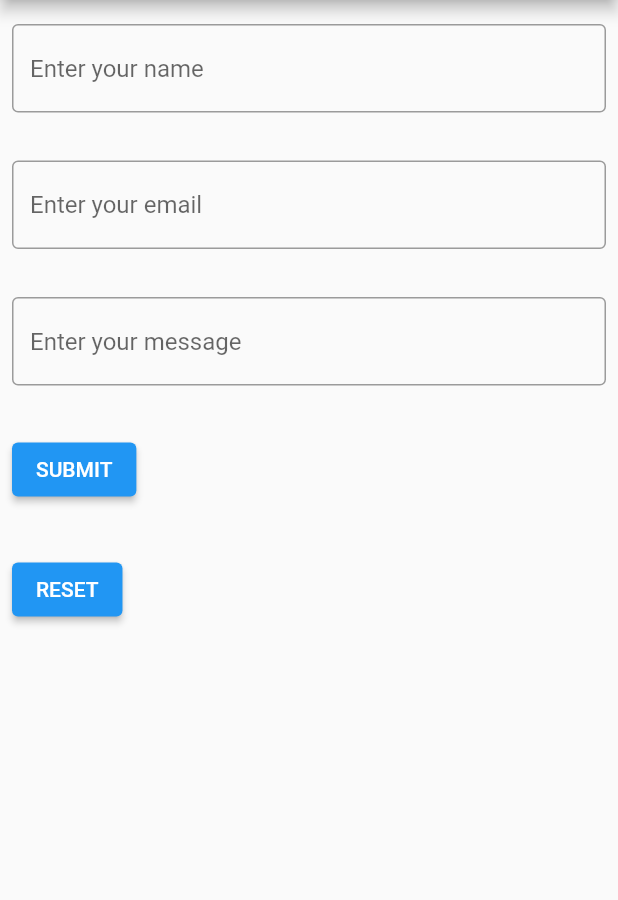
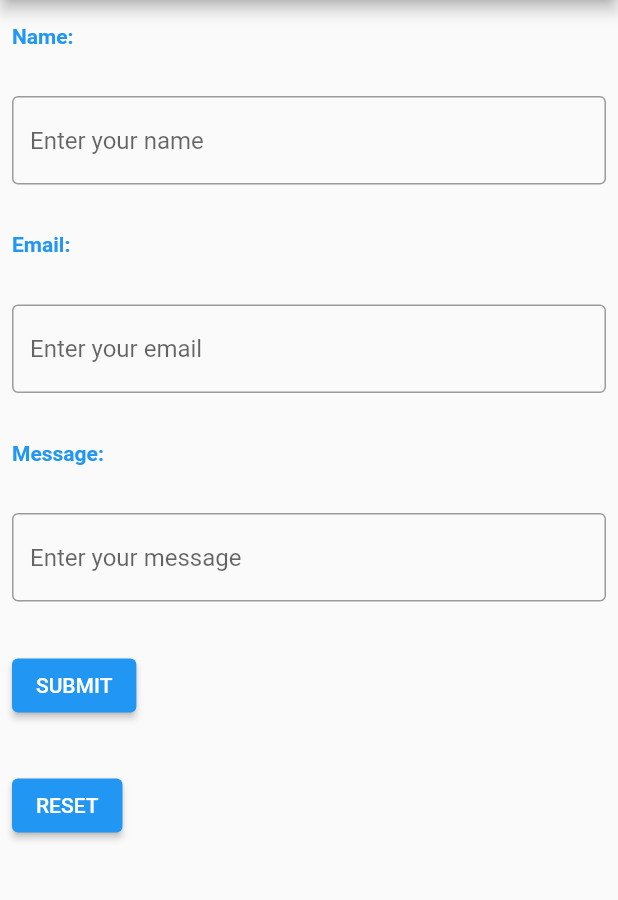
Before and after one commit to IshitaPathak/Flutter2, a Flutter app: the ContactUs screen opened by its route, on a phone screen of 412 x 824 dp, the part 84-984 px from its top. Run offline on Flutter 3.47's test engine with Material 2 defaults, Android fonts, the light colour scheme and no system bars; our stand-ins replace cloud_firestore, firebase_core, quickalert; accounts and stored records are empty.

```diff
--- a/lib/pages/contact.dart
+++ b/lib/pages/contact.dart
@@ -18,6 +18,16 @@ class ContactUs extends StatelessWidget {
         children: [
           Padding(
             padding: EdgeInsets.symmetric(horizontal: 8, vertical: 16),
+            child: Text(
+              'Name:',
+              style: TextStyle(
+                  fontWeight: FontWeight.bold,
+                  fontSize: 14,
+                  color: Colors.blue),
+            ),
+          ),
+          Padding(
+            padding: EdgeInsets.symmetric(horizontal: 8, vertical: 16),
             child: TextField(
               controller: name,
               decoration: InputDecoration(
@@ -28,12 +38,32 @@ class ContactUs extends StatelessWidget {
           ),
           Padding(
             padding: EdgeInsets.symmetric(horizontal: 8, vertical: 16),
+            child: Text(
+              'Email:',
+              style: TextStyle(
+                  fontWeight: FontWeight.bold,
+                  fontSize: 14,
+                  color: Colors.blue),
+            ),
+          ),
+          Padding(
+            padding: EdgeInsets.symmetric(horizontal: 8, vertical: 16),
             child: TextField(
               controller: email,
               decoration: InputDecoration(
                 border: OutlineInputBorder(),
                 hintText: 'Enter your email',
               ),
+            ),
+          ),
+          Padding(
+            padding: EdgeInsets.symmetric(horizontal: 8, vertical: 16),
+            child: Text(
+              'Message:',
+              style: TextStyle(
+                  fontWeight: FontWeight.bold,
+                  fontSize: 14,
+                  color: Colors.blue),
             ),
           ),
           Padding(
```
